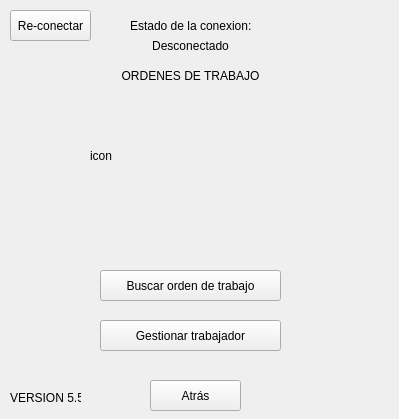
Old version of the form cliente_menu.ui in the repository Huber-Ticona/SAGOT_personal_area.
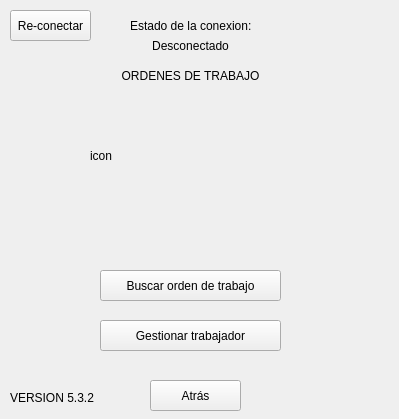
New version of the form.

Commit message: version 5.3.2: Bug corregido, donde no se abrian las ordenes que tenian un contacto asociado

Patch:
```diff
--- a/cliente_menu.ui
+++ b/cliente_menu.ui
@@ -137,12 +137,12 @@
     <rect>
      <x>10</x>
      <y>390</y>
-     <width>71</width>
+     <width>91</width>
      <height>16</height>
     </rect>
    </property>
    <property name="text">
-    <string>VERSION 5.5</string>
+    <string>VERSION 5.3.2</string>
    </property>
   </widget>
  </widget>
```
The commit also changes 5 other files.
